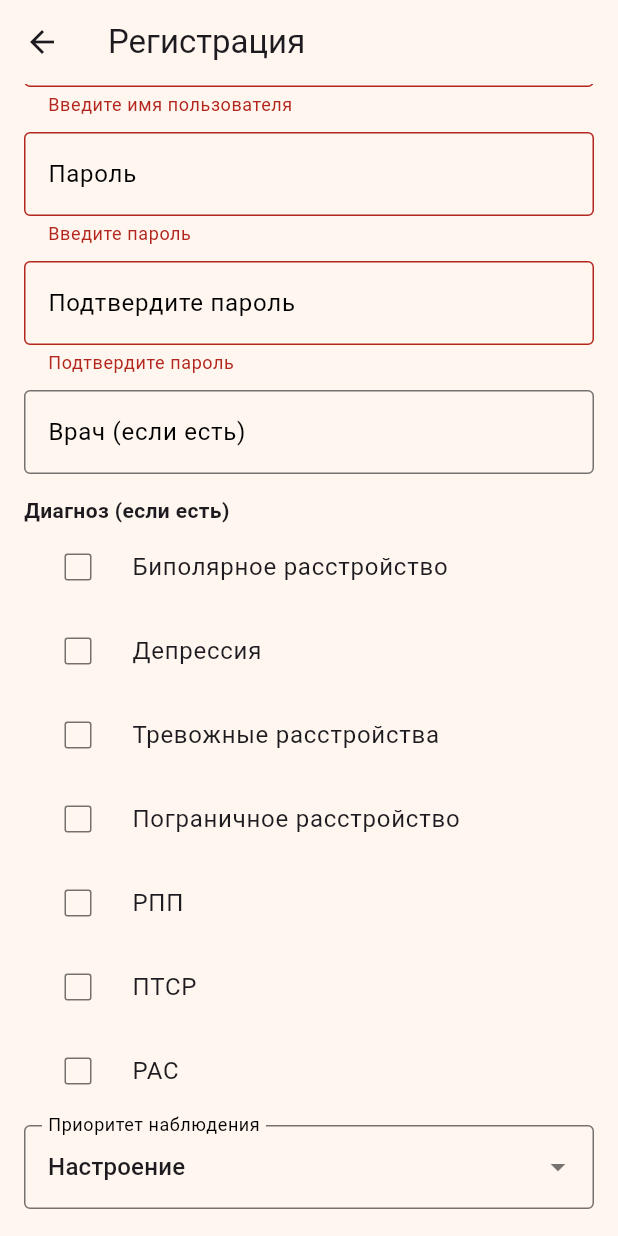
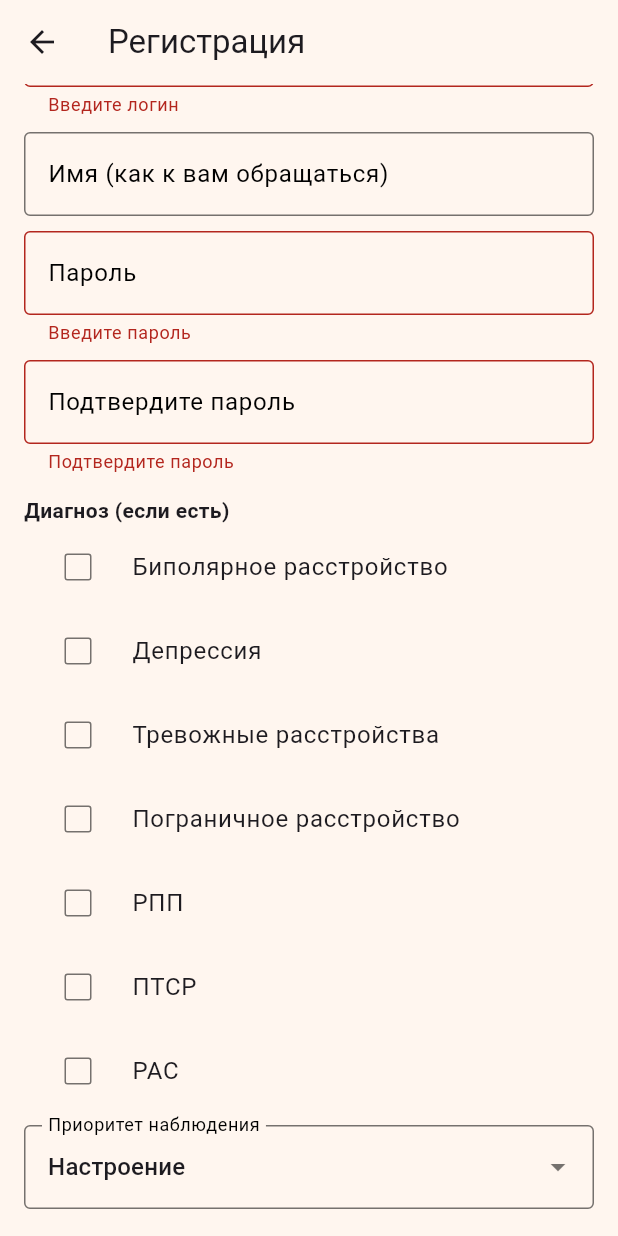
Before and after one commit to Redeter/flutter_application_dfd, a Flutter app: the RegistrationScreen screen opened directly with empty values, scrolled down 105 dp, after a tap on "Зарегистрироваться", on a phone screen of 412 x 824 dp. Run offline on Flutter 3.47's test engine with Material 3 defaults, Android fonts, the phone set to English and light mode, and no system bars; our stand-ins replace flutter_local_notifications, flutter_secure_storage, flutter_svg, flutter_timezone, google_fonts, printing and 2 more; accounts and stored records are empty.

Commit message:
изменение логина и имени пользователя

```diff
--- a/lib/models/user_profile.dart
+++ b/lib/models/user_profile.dart
@@ -21,13 +21,11 @@ enum PriorityStateFocus {
 class UserProfile {
   const UserProfile({
     this.name = '',
-    this.doctorName = '',
     this.conditions = const [],
     this.priorityFocus = PriorityStateFocus.mood,
   });
 
   final String name;
-  final String doctorName;
   final List<MentalCondition> conditions;
   final PriorityStateFocus priorityFocus;
 
--- a/lib/screens/foundation_screen.dart
+++ b/lib/screens/foundation_screen.dart
@@ -239,7 +239,6 @@ class _FoundationScreenState extends State<FoundationScreen> {
     await UserProfileService.instance.save(
       UserProfile(
         name: _profile.name,
-        doctorName: _profile.doctorName,
         conditions: _profile.conditions,
         priorityFocus:
             FoundationService.instance.inferPriorityFocusFromWeights(next),
@@ -434,7 +433,6 @@ class _FoundationScreenState extends State<FoundationScreen> {
     await UserProfileService.instance.save(
       UserProfile(
         name: _profile.name,
-        doctorName: _profile.doctorName,
         conditions: _profile.conditions,
         priorityFocus: PriorityStateFocusX.fromCode(pick),
       ),
--- a/lib/screens/login_screen.dart
+++ b/lib/screens/login_screen.dart
@@ -90,11 +90,11 @@ class _LoginScreenState extends State<LoginScreen> {
                   TextFormField(
                     controller: _usernameController,
                     cursorColor: Colors.black,
-                    decoration: _inputDecoration('Имя пользователя'),
+                    decoration: _inputDecoration('Логин'),
                     validator: (value) {
                       final usernameValue = (value ?? '').trim();
                       if (usernameValue.isEmpty) {
-                        return 'Введите имя пользователя';
+                        return 'Введите логин';
                       }
                       if (!_usernameRegExp.hasMatch(usernameValue)) {
                         return 'Логин: 3-32 символа, буквы/цифры/._-';
--- a/lib/screens/registration_screen.dart
+++ b/lib/screens/registration_screen.dart
@@ -20,10 +20,10 @@ class RegistrationScreen extends StatefulWidget {
 }
 
 class _RegistrationScreenState extends State<RegistrationScreen> {
-  final _usernameController = TextEditingController();
+  final _loginController = TextEditingController();
+  final _displayNameController = TextEditingController();
   final _passwordController = TextEditingController();
   final _confirmPasswordController = TextEditingController();
-  final _doctorController = TextEditingController();
   final _formKey = GlobalKey<FormState>();
   static final RegExp _usernameRegExp = RegExp(r'^[a-zA-Z0-9._-]{3,32}$');
   final _selectedConditions = <MentalCondition>{};
@@ -31,14 +31,15 @@ class _RegistrationScreenState extends State<RegistrationScreen> {
   bool _loading = false;
 
   Future<void> _register() async {
-    final username = _usernameController.text.trim();
+    final login = _loginController.text.trim();
+    final displayName = _displayNameController.text.trim();
     final password = _passwordController.text;
     final isValid = _formKey.currentState?.validate() ?? false;
     if (!isValid) return;
     setState(() => _loading = true);
     try {
       try {
-        await AuthService.instance.register(username: username, password: password);
+        await AuthService.instance.register(username: login, password: password);
       } on AuthUsernameTakenException catch (e) {
         if (!mounted) return;
         ScaffoldMessenger.of(context).showSnackBar(
@@ -48,8 +49,7 @@ class _RegistrationScreenState extends State<RegistrationScreen> {
       }
       await UserProfileService.instance.save(
         UserProfile(
-          name: username,
-          doctorName: _doctorController.text.trim(),
+          name: displayName,
           conditions: _selectedConditions.toList(),
           priorityFocus: _priorityFocus,
         ),
@@ -66,10 +66,10 @@ class _RegistrationScreenState extends State<RegistrationScreen> {
 
   @override
   void dispose() {
-    _usernameController.dispose();
+    _loginController.dispose();
+    _displayNameController.dispose();
     _passwordController.dispose();
     _confirmPasswordController.dispose();
-    _doctorController.dispose();
     super.dispose();
   }
 
@@ -98,15 +98,35 @@ class _RegistrationScreenState extends State<RegistrationScreen> {
               ),
               const SizedBox(height: 12),
               TextFormField(
-                controller: _usernameController,
+                controller: _loginController,
+                autocorrect: false,
                 cursorColor: Colors.black,
-                decoration: _inputDecoration('Имя пользователя'),
+                decoration: _inputDecoration('Логин'),
                 validator: (value) {
-                  final usernameValue = (value ?? '').trim();
-                  if (usernameValue.isEmpty) return 'Введите имя пользователя';
-                  if (!_usernameRegExp.hasMatch(usernameValue)) {
-                    return 'Логин: 3-32 символа, буквы/цифры/._-';
+                  final loginValue = (value ?? '').trim();
+                  if (loginValue.isEmpty) return 'Введите логин';
+                  if (!_usernameRegExp.hasMatch(loginValue)) {
+                    return 'Логин: 3-32 символа, латиница/цифры/._-';
                   }
+                  return null;
+                },
+              ),
+              const SizedBox(height: 10),
+              TextFormField(
+                controller: _displayNameController,
+                cursorColor: Colors.black,
+                maxLength: 200,
+                buildCounter: (
+                  context, {
+                  required currentLength,
+                  required isFocused,
+                  maxLength,
+                }) =>
+                    null,
+                decoration: _inputDecoration('Имя (как к вам обращаться)'),
+                validator: (value) {
+                  final name = (value ?? '').trim();
+                  if (name.length > 200) return 'Не длиннее 200 символов';
                   return null;
                 },
               ),
@@ -138,12 +158,6 @@ class _RegistrationScreenState extends State<RegistrationScreen> {
                   }
                   return null;
                 },
-              ),
-              const SizedBox(height: 10),
-              TextFormField(
-                controller: _doctorController,
-                cursorColor: Colors.black,
-                decoration: _inputDecoration('Врач (если есть)'),
               ),
               const SizedBox(height: 14),
               Text(
--- a/lib/services/auth_service.dart
+++ b/lib/services/auth_service.dart
@@ -10,7 +10,7 @@ import 'dev_data_seed_service.dart';
 import 'secure_kv_service.dart';
 
 class AuthUsernameTakenException implements Exception {
-  AuthUsernameTakenException([this.message = 'Это имя пользователя уже занято']);
+  AuthUsernameTakenException([this.message = 'Этот логин уже занят']);
   final String message;
 
   @override
--- a/lib/services/user_profile_service.dart
+++ b/lib/services/user_profile_service.dart
@@ -17,7 +17,6 @@ class UserProfileService {
     try {
       final m = Map<String, dynamic>.from(jsonDecode(raw) as Map);
       final name = (m['name'] as String? ?? '').trim();
-      final doctorName = (m['doctorName'] as String? ?? '').trim();
       final conditions = (m['conditions'] as List<dynamic>? ?? [])
           .map((e) => MentalConditionX.fromCode('$e'))
           .whereType<MentalCondition>()
@@ -27,7 +26,6 @@ class UserProfileService {
       );
       return UserProfile(
         name: name,
-        doctorName: doctorName,
         conditions: conditions,
         priorityFocus: priorityFocus,
       );
@@ -42,7 +40,6 @@ class UserProfileService {
       key,
       jsonEncode({
         'name': profile.name.trim(),
-        'doctorName': profile.doctorName.trim(),
         'conditions': profile.conditions.map((e) => e.code).toList(),
         'priorityFocus': profile.priorityFocus.code,
       }),
```
Also changed, not shown: lib/screens/user_profile_screen.dart (+21 -12 lines).
